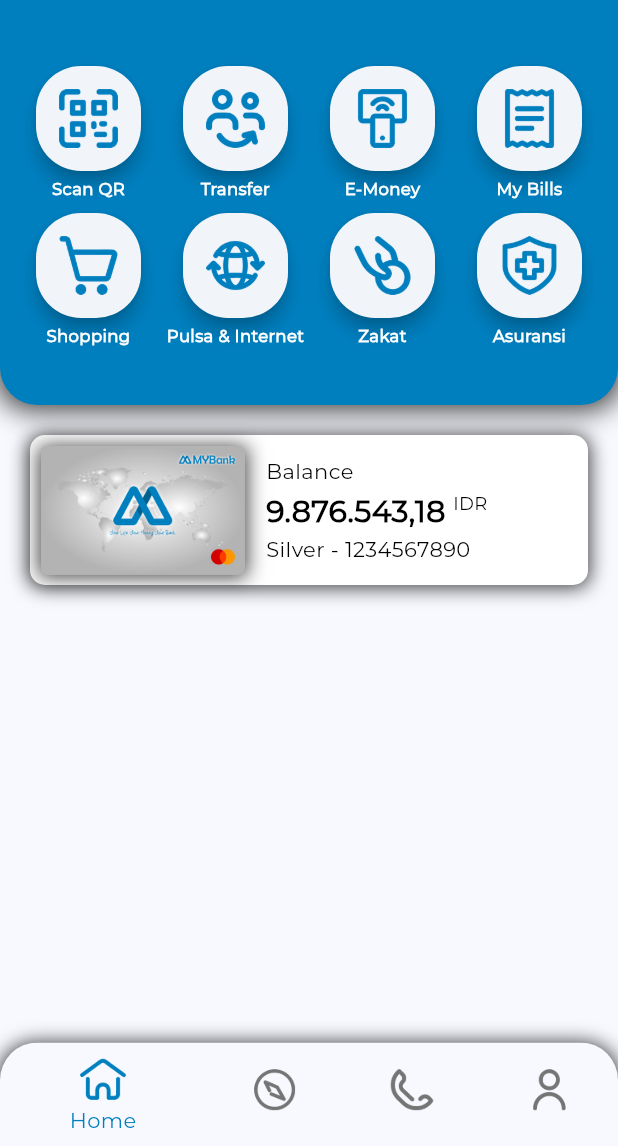
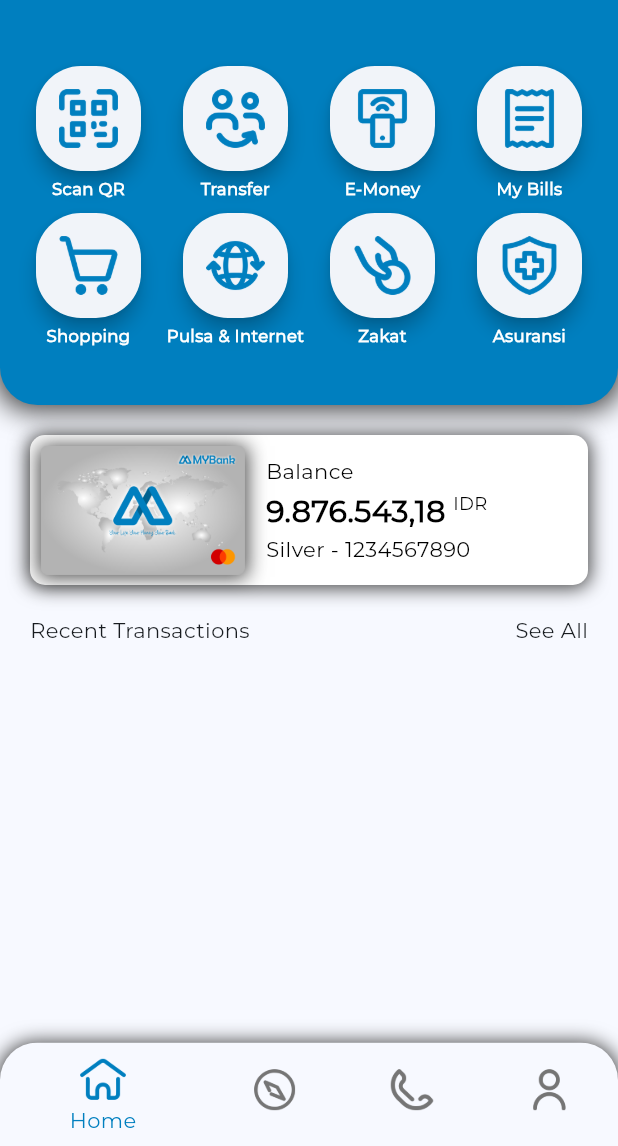
Before and after one commit to fadliaziz21/mybank_app, a Flutter app: the screen it shows after launch, on a phone screen of 412 x 824 dp, the part 90-1236 px from its top. Run offline on Flutter 3.47's test engine with Material 2 defaults, Android fonts, the phone set to English and light mode, and no system bars; our stand-ins replace smooth_page_indicator.

Commit message:
add Recent Transaction part

```diff
--- a/lib/features/dashboard_home/dashboard_home_screen.dart
+++ b/lib/features/dashboard_home/dashboard_home_screen.dart
@@ -3,6 +3,7 @@ import 'package:mybank_app/constans/colors.dart';
 import 'package:mybank_app/constans/styles.dart';
 import 'package:mybank_app/features/dashboard_home/dashboard_home_data.dart';
 import 'package:mybank_app/features/dashboard_home/dashboard_home_widget.dart';
+import 'package:mybank_app/features/transaction_history/transaction_history_screen.dart';
 
 class DashboardHomePage extends StatefulWidget {
   const DashboardHomePage({super.key});
@@ -20,6 +21,7 @@ class _DashboardHomePageState extends State<DashboardHomePage> {
           children: [
             dashboardHomeMenu(),
             dashboardSavingsMenu(),
+            dashboardRecentTransactionTitle()
           ],
         ),
       ),
@@ -78,4 +80,41 @@ class _DashboardHomePageState extends State<DashboardHomePage> {
       ),
     );
   }
+
+  dashboardRecentTransactionTitle() {
+    return Container(
+      child: Padding(
+        padding: Styles.eiHorizontal20Vertical10,
+        child: Row(
+          children: [
+            Container(
+              child: Text(
+                'Recent Transactions',
+                textAlign: TextAlign.left,
+                style: FontStyles.textBlack18bold,
+              ),
+            ),
+            Spacer(),
+            Container(
+              child: InkWell(
+                onTap: () {
+                  Navigator.push(
+                    context,
+                    MaterialPageRoute(
+                      builder: (context) => const TransactionHistoryPage(),
+                    ),
+                  );
+                },
+                child: Text(
+                  'See All',
+                  textAlign: TextAlign.right,
+                  style: FontStyles.textBlack14,
+                ),
+              ),
+            )
+          ],
+        ),
+      ),
+    );
+  }
 }
```
